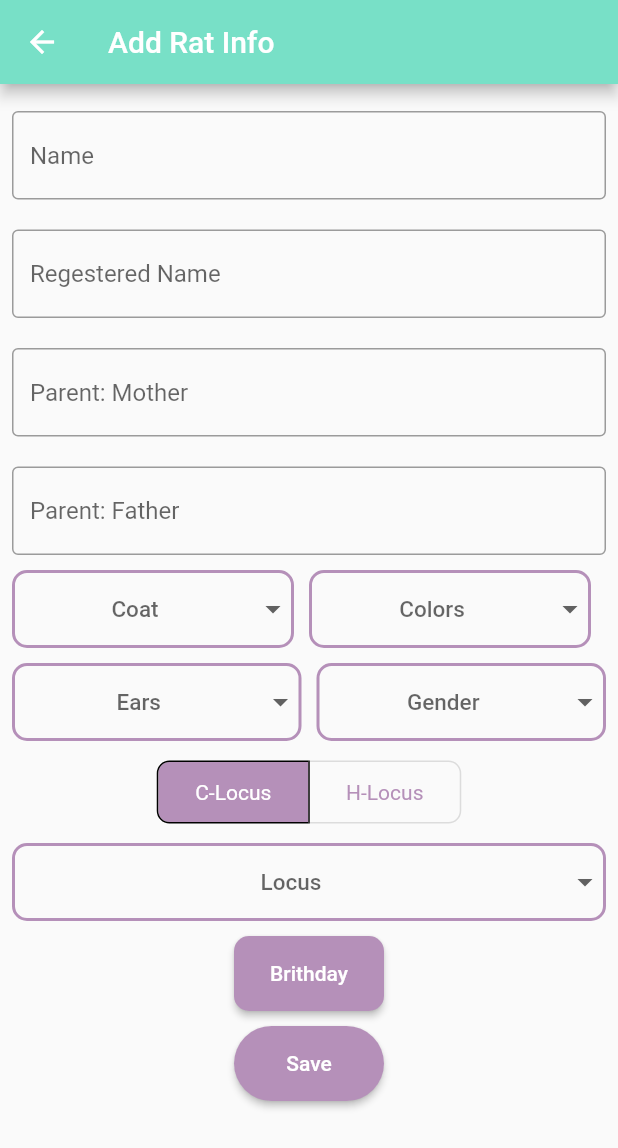
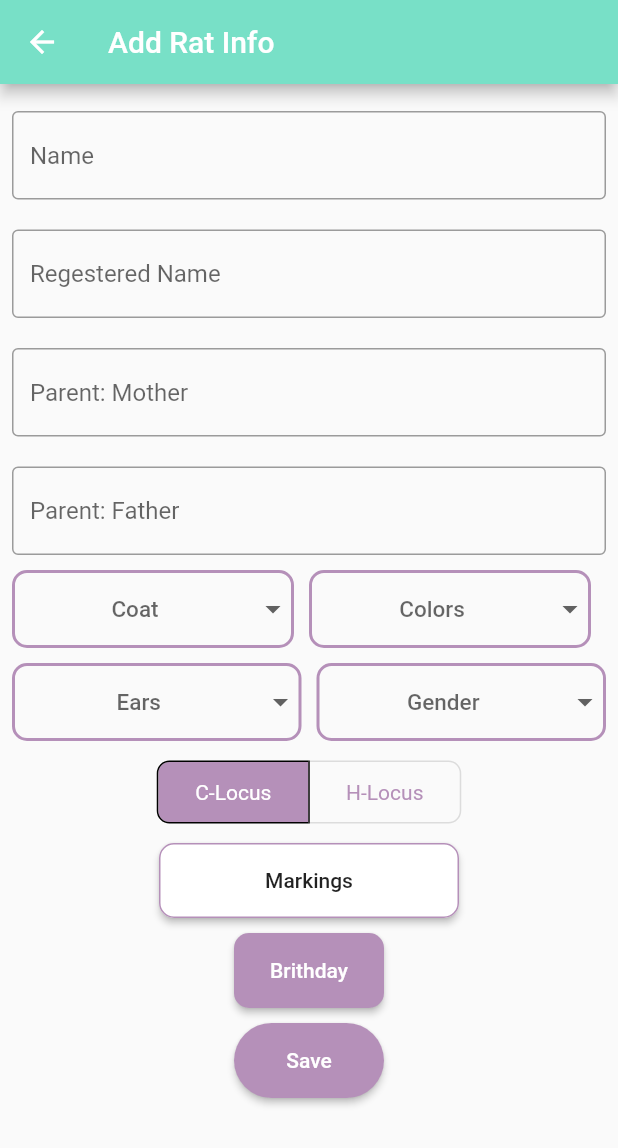
Before and after one commit to tristanwiese/pocket-puppy-ratery, a Flutter app: the AddRat screen opened directly, on a phone screen of 412 x 824 dp. Shown: the top 1148 px of the screen. Run offline on Flutter 3.47's test engine with Material 2 defaults, Android fonts, the phone set to English and light mode, and no system bars; our stand-ins replace cloud_firestore, firebase_core; accounts and stored records are empty.

Commit message:
More than one marking

```diff
--- a/lib/Functions/utils.dart
+++ b/lib/Functions/utils.dart
@@ -14,3 +14,14 @@ ageCalculator(int year, int month){
   }
   return age;
 }
+
+stringreplace(String string, String searchElement, String replacementElement) {
+  String? newString;
+  if (!string.contains(searchElement)) {
+    return string;
+  } else {
+    int index = string.indexOf(searchElement);
+    newString = string.substring(0, index) + replacementElement + string.substring(index + 1);
+    return stringreplace(newString, searchElement, replacementElement);
+  }
+}
--- a/lib/Models/rat.dart
+++ b/lib/Models/rat.dart
@@ -75,7 +75,7 @@ class Rat {
   final Gender gender;
   final Ears ears;
   final Colours colours;
-  final String markings;
+  final List<String> markings;
   final Parents parents;
   final Coats coat;
   final DateTime birthday;
--- a/lib/Views/add_rat.dart
+++ b/lib/Views/add_rat.dart
@@ -1,4 +1,4 @@
-// ignore_for_file: use_build_context_synchronously
+// ignore_for_file: use_build_context_synchronously, non_constant_identifier_names
 
 import 'dart:developer';
 
@@ -59,7 +59,7 @@ class _AddRatState extends State<AddRat> {
   String? earController;
   String? coatController;
   String? genderValue;
-  String? markingValue;
+  List<String> markingValue = [];
 
   Gender? _pickedGender;
 
@@ -72,7 +72,6 @@ class _AddRatState extends State<AddRat> {
 
   @override
   void initState() {
-    print(colorsList);
     super.initState();
   }
 
@@ -131,18 +130,17 @@ class _AddRatState extends State<AddRat> {
                         mainAxisAlignment: MainAxisAlignment.center,
                         children: [
                           LocusSelect(),
+
                         ],
                       ),
                       const SizedBox(height: 10),
-                      LocusDropDown(),
-                      const SizedBox(
-                        height: 10,
-                      ),
+                          locusDropdownButton(),
+                      const SizedBox(height: 10),
                       BirthdaySelect(context),
                       const SizedBox(height: 10),
                       SaveButton(context),
                       const SizedBox(
-                        height: 10,
+                        height: 10
                       )
                     ],
                   ),
@@ -173,7 +171,7 @@ class _AddRatState extends State<AddRat> {
               navPop(context);
               return;
             }
-            if (markingValue == null) {
+            if (markingValue.isEmpty) {
               showError("Markings");
               navPop(context);
               return;
@@ -186,7 +184,7 @@ class _AddRatState extends State<AddRat> {
               ears: Ears.values[
                   earsList.indexWhere((element) => element == earController)],
               gender: _pickedGender!,
-              markings: markingValue!,
+              markings: markingValue,
               parents: Parents(
                   dad: dadController.text.trim(),
                   mom: momController.text.trim()),
@@ -199,6 +197,7 @@ class _AddRatState extends State<AddRat> {
                   .collection("rats")
                   .doc(widget.name)
                   .update(rat.toDb());
+              return;
             }
             await FirebaseFirestore.instance
                 .collection("rats")
@@ -290,35 +289,108 @@ class _AddRatState extends State<AddRat> {
     );
   }
 
-  Container LocusDropDown() {
-    return Container(
-      decoration: BoxDecoration(
-          border: Border.all(color: secondaryThemeColor, width: 2),
-          borderRadius: BorderRadius.circular(10)),
-      child: DropdownButtonHideUnderline(
-        child: DropdownButton<String>(
-          isExpanded: true,
-          hint: const Center(
-              child: Text('Locus',
-                  style: TextStyle(fontWeight: FontWeight.w500, fontSize: 15))),
-          value: markingValue,
-          items: markingList.map<DropdownMenuItem<String>>((String value) {
-            return DropdownMenuItem<String>(
-              value: value,
-              child: Text(
-                value,
+  Widget locusDropdownButton() {
+    return ElevatedButton(
+
+      style: ElevatedButton.styleFrom(
+        fixedSize: const Size(200, 50),
+        backgroundColor: Colors.white,
+        shape: RoundedRectangleBorder(
+          borderRadius: BorderRadius.circular(10),
+          side: BorderSide(
+            color: secondaryThemeColor
+          )
+        )
+        ),
+      onPressed: () {
+        showDialog(
+          context: context,
+          builder: (context) {
+            return StatefulBuilder(
+              builder: (context, setState) => AlertDialog(
+                title: const Text("Choos Markings"),
+                content: Container(
+                  height: 400,
+                  width: MediaQuery.of(context).size.width / 1.2,
+                  child: ListView.builder(
+                    itemCount: markingList.length,
+                    itemBuilder: (context, index) {
+                      return Padding(
+                        padding: EdgeInsets.all(7),
+                        child: Container(
+                          decoration: BoxDecoration(
+                              border: Border.all(),
+                              borderRadius: BorderRadius.circular(10)),
+                          child: ListTile(
+                            title: Text(markingList[index]),
+                            trailing: SizedBox(
+                              height: 10,
+                              width: 10,
+                              child: markingValue.contains(markingList[index])
+                                  ? const Icon(
+                                      Icons.check,
+                                      color: Colors.green,
+                                    )
+                                  : Container(),
+                            ),
+                            onTap: () {
+                              if (markingValue.contains(markingList[index])) {
+                                log("removed ${markingList[index]}");
+                                markingValue.remove(markingList[index]);
+                                setState(() {});
+                              } else {
+                                setState(() {
+                                  log("added ${markingList[index]}");
+                                  markingValue.add(markingList[index]);
+                                });
+                              }
+                            },
+                          ),
+                        ),
+                      );
+                    },
+                  ),
+                ),
               ),
             );
-          }).toList(),
-          onChanged: (String? value) {
-            setState(() {
-              markingValue = value!;
-            });
           },
-        ),
-      ),
+        );
+      },
+      child: const Text("Markings", style: TextStyle(
+        color: Colors.black87
+      ),),
     );
   }
+
+  // Container LocusDropDown() {
+  //   return Container(
+  //     decoration: BoxDecoration(
+  //         border: Border.all(color: secondaryThemeColor, width: 2),
+  //         borderRadius: BorderRadius.circular(10)),
+  //     child: DropdownButtonHideUnderline(
+  //       child: DropdownButton<String>(
+  //         isExpanded: true,
+  //         hint: const Center(
+  //             child: Text('Locus',
+  //                 style: TextStyle(fontWeight: FontWeight.w500, fontSize: 15))),
+  //         value: markingValue,
+  //         items: markingList.map<DropdownMenuItem<String>>((String value) {
+  //           return DropdownMenuItem<String>(
+  //             value: stringreplace(value, "_", " "),
+  //             child: Text(
+  //               stringreplace(value, "_", " "),
+  //             ),
+  //           );
+  //         }).toList(),
+  //         onChanged: (String? value) {
+  //           setState(() {
+  //             markingValue = value!;
+  //           });
+  //         },
+  //       ),
+  //     ),
+  //   );
+  // }
 
   Widget LocusSelect() {
     return ToggleButtons(
@@ -331,10 +403,10 @@ class _AddRatState extends State<AddRat> {
         selectedMarkings[index] = !selectedMarkings[index];
         if (index == 0) {
           markingList = cMarkingList;
-          markingValue = null;
+          markingValue.clear();
         } else {
           markingList = hMarkingsList;
-          markingValue = null;
+          markingValue.clear();
         }
         setState(() {});
       },
@@ -345,7 +417,7 @@ class _AddRatState extends State<AddRat> {
       selectedColor: Colors.white,
       fillColor: secondaryThemeColor,
       color: secondaryThemeColor,
-      constraints: BoxConstraints(minHeight: 40.0, minWidth: 100),
+      constraints: const BoxConstraints(minHeight: 40.0, minWidth: 100),
       children: toggleValues,
     );
   }
@@ -425,9 +497,9 @@ class _AddRatState extends State<AddRat> {
           value: colourController,
           items: colorsList.map<DropdownMenuItem<String>>((String value) {
             return DropdownMenuItem<String>(
-              value: value,
+              value: stringreplace(value, "_", " "),
               child: Text(
-                value,
+                stringreplace(value, "_", " "),
               ),
             );
           }).toList(),
```
